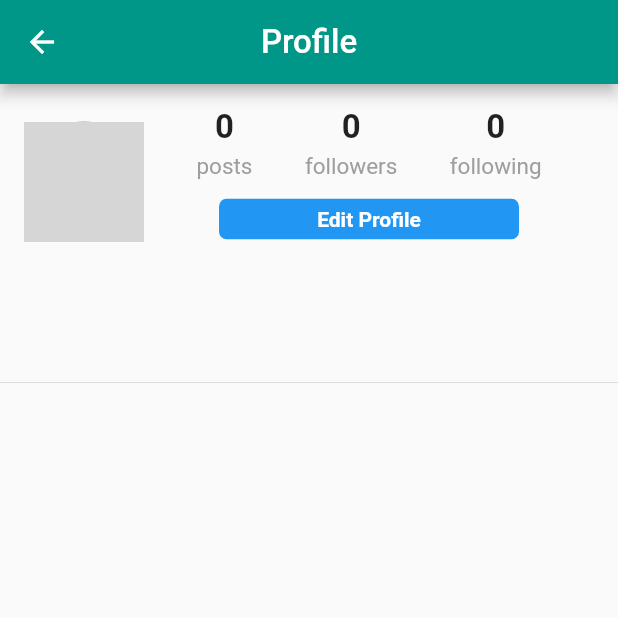
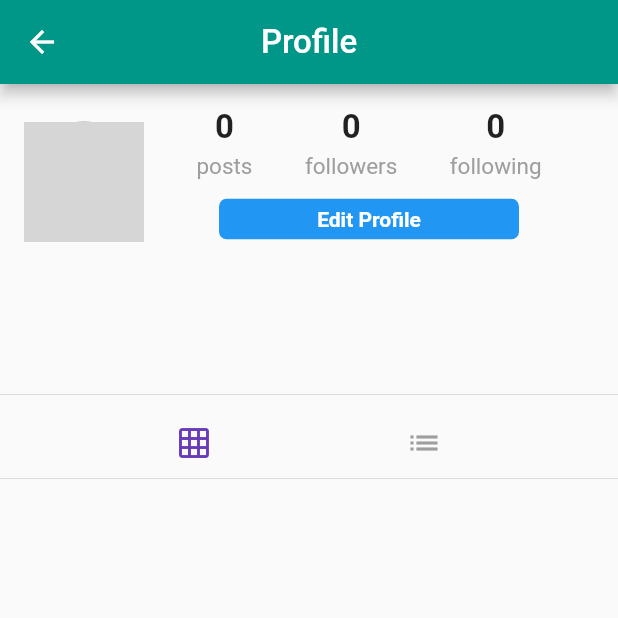
Before and after one commit to trifwnas/FlutterShare, a Flutter app: the Profile screen opened directly, on a phone screen of 412 x 824 dp, the top half of it. Run offline on Flutter 3.47's test engine with Material 2 defaults, Android fonts, the light colour scheme and no system bars; our stand-ins replace cached_network_image, cloud_firestore, firebase_storage, flutter_svg, geolocator, google_sign_in and 1 more; accounts and stored records are empty; network calls fail; grey boxes are pictures that could not be loaded.

Commit message:
Toggle Profile Post Orientation

```diff
--- a/lib/pages/profile.dart
+++ b/lib/pages/profile.dart
@@ -20,6 +20,7 @@ class Profile extends StatefulWidget {
 
 class _ProfileState extends State<Profile> {
   final String currentUserId = currentUser?.id;
+  String postOrientation = "grid";
   bool isLoading = false;
   int postCount = 0;
   List<Post> posts = [];
@@ -193,7 +194,7 @@ class _ProfileState extends State<Profile> {
   buildProfilePosts() {
     if (isLoading) {
       return circularProgress();
-    }
+    } else if (postOrientation == "grid") {
       List<GridTile> gridTiles = [];
       posts.forEach((post) {
         gridTiles.add(GridTile(child: PostTile(post)));
@@ -207,9 +208,39 @@ class _ProfileState extends State<Profile> {
         physics: NeverScrollableScrollPhysics(),
         children: gridTiles,
       );
-    // return Column(
-    //   children: posts,
-    // );
+    } else if (postOrientation == "list") {
+      return Column(
+        children: posts,
+      );
+    }
+  }
+
+  setPostOrientation(String postOrientation) {
+    setState(() {
+      this.postOrientation = postOrientation;
+    });
+  }
+
+  buildTogglePostOrientation() {
+    return Row(
+      mainAxisAlignment: MainAxisAlignment.spaceEvenly,
+      children: <Widget>[
+        IconButton(
+          onPressed: () => setPostOrientation("grid"),
+          icon: Icon(Icons.grid_on),
+          color: postOrientation == 'grid'
+              ? Theme.of(context).primaryColor
+              : Colors.grey,
+        ),
+        IconButton(
+          onPressed: () => setPostOrientation("list"),
+          icon: Icon(Icons.list),
+          color: postOrientation == 'list'
+              ? Theme.of(context).primaryColor
+              : Colors.grey,
+        ),
+      ],
+    );
   }
 
   @override
@@ -219,6 +250,8 @@ class _ProfileState extends State<Profile> {
       body: ListView(
         children: <Widget>[
           buildProfileHeader(),
+          Divider(),
+          buildTogglePostOrientation(),
           Divider(
             height: 0.0,
           ),
```
Lines whose indentation alone changed are shown as unchanged.
